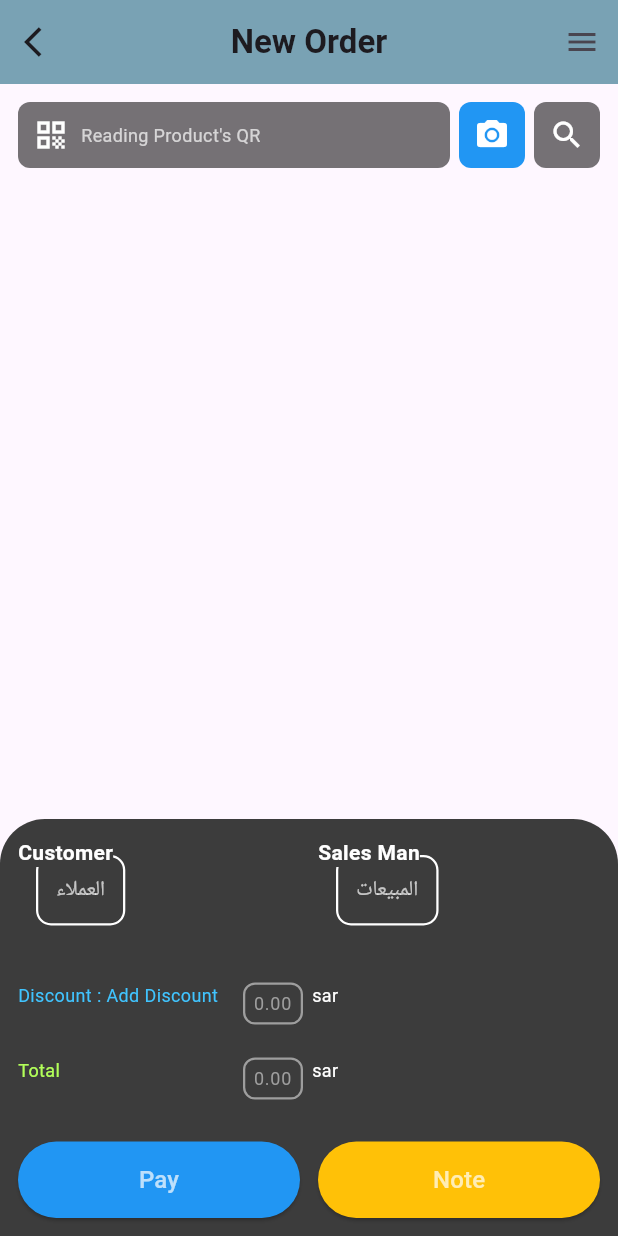
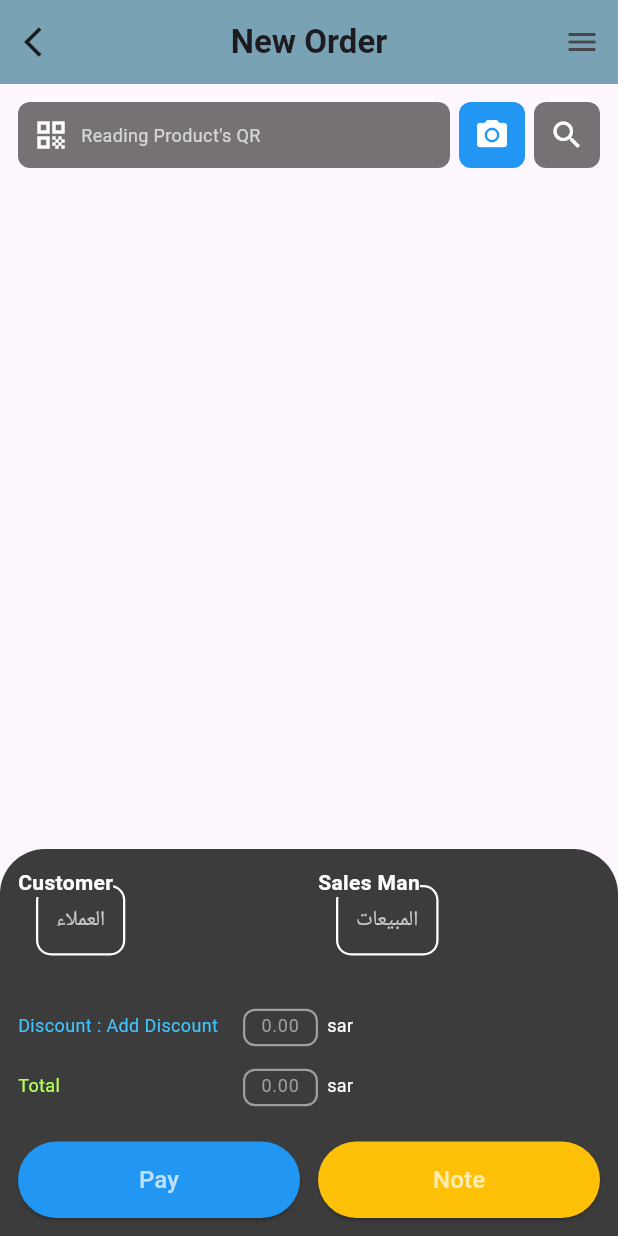
Before and after one commit to mohdrohani/mysys, a Flutter app: the Neworder screen opened directly, on a phone screen of 412 x 824 dp. Run offline on Flutter 3.47's test engine with Material 3 defaults, Android fonts, the phone set to English and light mode, and no system bars; missing offline and left inert: window_manager.

Commit message:
TEXTFIELD ALIGNMENT AND BORDER COLOR CHANGES

```diff
--- a/lib/pages/neworder.dart
+++ b/lib/pages/neworder.dart
@@ -183,17 +183,17 @@ class Neworder extends StatelessWidget {
                       children:[
                         SizedBox(
                           width:150,
-                          height: 30,
+                          height: 20,
                           child: Expanded(
                             child: TextSection(description: AppLocalizations.of(context)!.addDiscount,textFontSize: 12.00,textColor:Colors.lightBlueAccent),
                           ),
                         ),
                         //const SizedBox(width: 20),
                         SizedBox(
-                          width:40,
-                          height: 30,
+                          width:50,
+                          height: 25,
                           child: Expanded(
-                            child: InputField(inputTextHolder: "0.00"),
+                            child: InputField(inputTextHolder: "0.00",focusedBorderColor: Colors.lightBlueAccent),
                           ),
                         ),
                         //const SizedBox(width: 20),
@@ -201,7 +201,7 @@ class Neworder extends StatelessWidget {
                           padding: const EdgeInsets.all(6.0),
                           child: SizedBox(
                             width:40,
-                            height: 30,
+                            height: 20,
                             child: Expanded(
                               child: TextSection(description: AppLocalizations.of(context)!.saudiCurrancy,textFontSize: 12.00,textColor: Colors.white),
                             ),
@@ -214,23 +214,23 @@ class Neworder extends StatelessWidget {
                       children:[
                         SizedBox(
                           width:150,
-                          height: 30,
+                          height: 20,
                           child: Expanded(
                             child: TextSection(description: AppLocalizations.of(context)!.total,textFontSize: 12.00,textColor: Colors.lightGreenAccent),
                           ),
                         ),
                         SizedBox(
-                          width:40,
-                          height: 30,
+                          width:50,
+                          height: 25,
                           child: Expanded(
-                            child: InputField(inputTextHolder: "0.00"),
+                            child: InputField(inputTextHolder: "0.00",focusedBorderColor: Colors.lightGreenAccent),
                           ),
                         ),
                         Padding(
                           padding: const EdgeInsets.all(6.0),
                           child: SizedBox(
                             width:40,
-                            height: 30,
+                            height: 20,
                             child: Expanded(
                               child: TextSection(description: AppLocalizations.of(context)!.saudiCurrancy,textFontSize: 12.00,textColor: Colors.white),
                             ),
```
Also changed, not shown: 40 other files.
